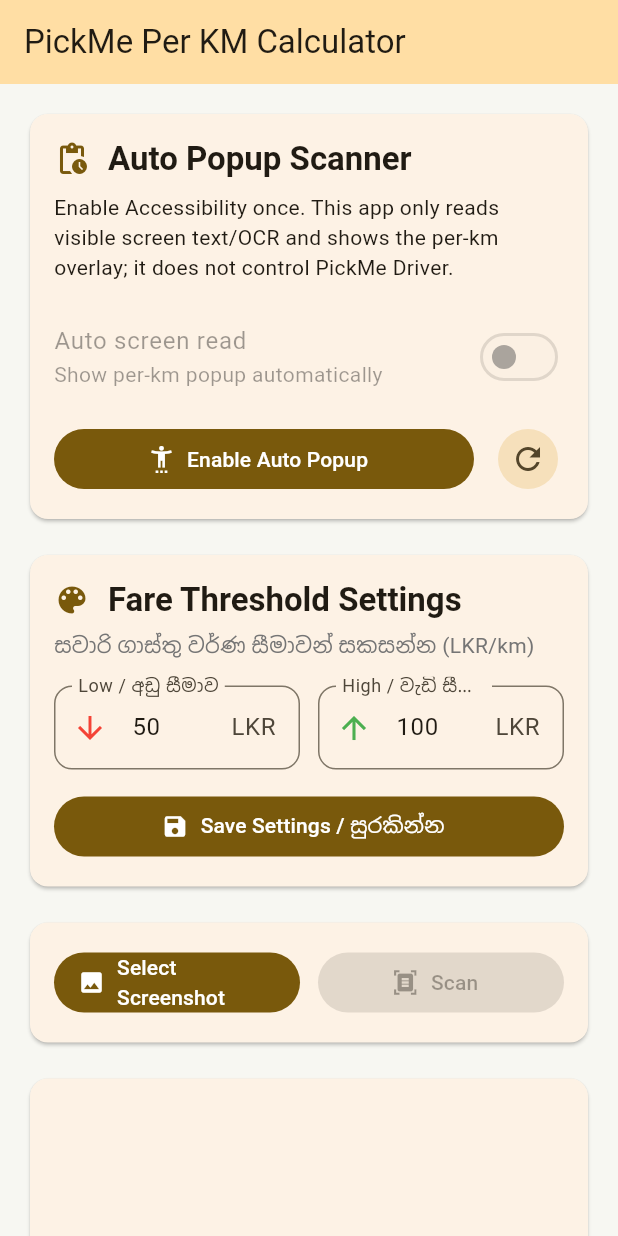
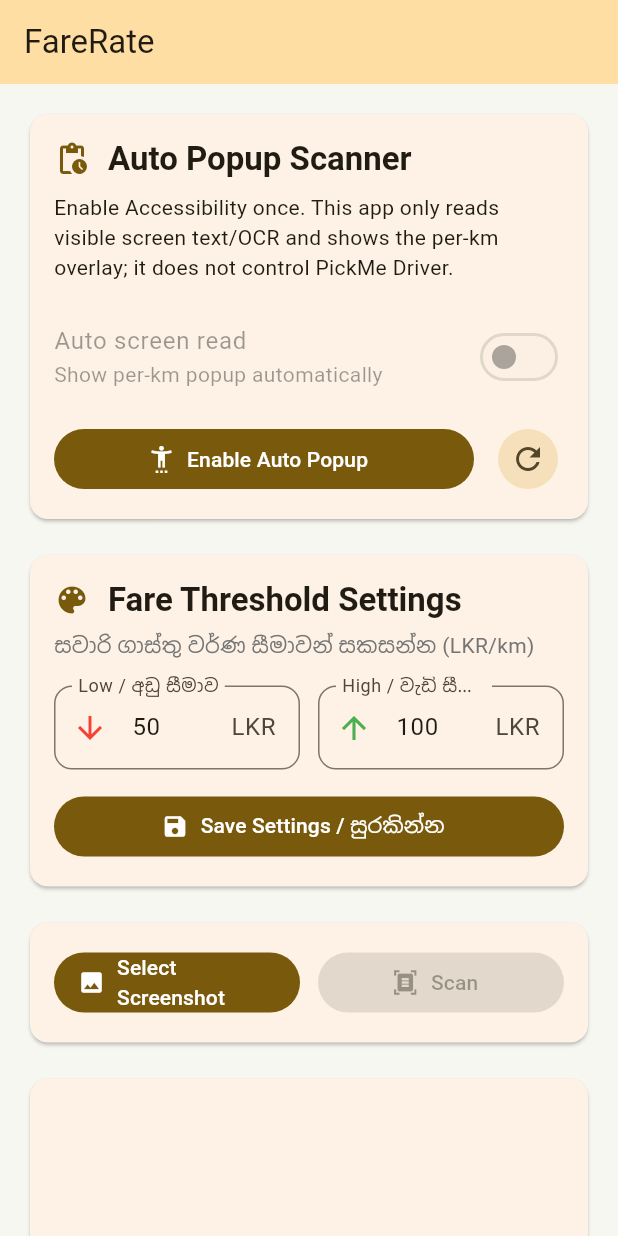
Before and after one commit to MalithEdirisinghe/pickme-fare, a Flutter app: the screen it shows after launch, on a phone screen of 412 x 824 dp. Run offline on Flutter 3.47's test engine with Material 3 defaults, Android fonts, the phone set to English and light mode, and no system bars; our stand-ins replace flutter_riverpod, image_picker; missing offline and left inert: google_mlkit_text_recognition.

```diff
--- a/lib/app/app.dart
+++ b/lib/app/app.dart
@@ -9,7 +9,7 @@
   Widget build(BuildContext context) {
     return MaterialApp(
       debugShowCheckedModeBanner: false,
-      title: 'PickMe Per KM Calculator',
+      title: 'FareRate',
       theme: ThemeData(
         colorScheme: ColorScheme.fromSeed(
           seedColor: const Color(0xFFF5B400),
--- a/lib/features/trip_calculator/presentation/screens/trip_calculator_screen.dart
+++ b/lib/features/trip_calculator/presentation/screens/trip_calculator_screen.dart
@@ -15,7 +15,7 @@
 
     return Scaffold(
       appBar: AppBar(
-        title: const Text('PickMe Per KM Calculator'),
+        title: const Text('FareRate'),
         backgroundColor: Theme.of(context).colorScheme.primaryContainer,
       ),
       body: SafeArea(
```
Also changed, not shown: pubspec.yaml (+7 -0 lines), assets/images/icon.png (added), assets/images/icon_processed.png (added), pubspec.lock, 30 other files.
